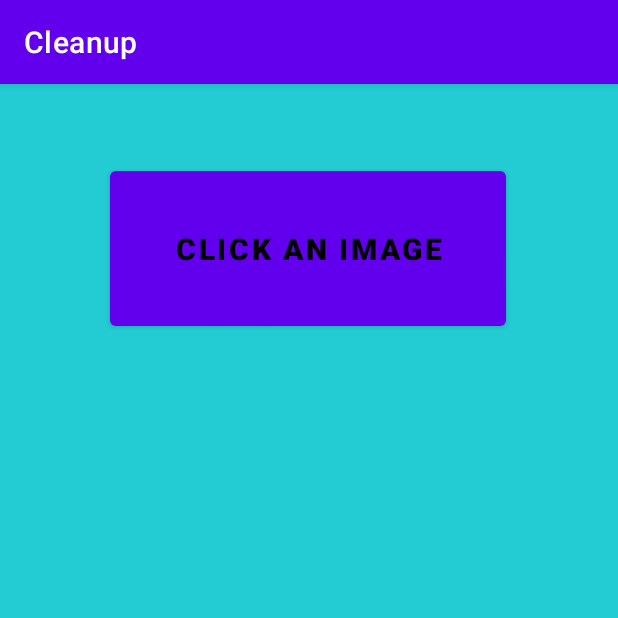
After one commit to prathiba7/2021_IBM_Code_Challenge_CleanUp_WasteManagementSystem, an Android app: the WorkerActivity screen opened directly, with no data from a screen before it, on a phone screen of 412 x 824 dp, the top half of it. The commit adds this screen. Run offline under Robolectric (Android 15) with nearby library versions, the phone set to English and light mode, and no system bars.

Commit message:
Worker Interface

```diff
--- a/app/src/main/AndroidManifest.xml
+++ b/app/src/main/AndroidManifest.xml
@@ -9,6 +9,9 @@
         android:roundIcon="@mipmap/ic_launcher_round"
         android:supportsRtl="true"
         android:theme="@style/Theme.Cleanup">
+        <activity
+            android:name=".WorkerActivity"
+            android:exported="true" />
         <activity
             android:name=".UserHomeActivity"
             android:exported="true" />
--- a/app/src/main/java/com/example/cleanup/UserHomeActivity.java
+++ b/app/src/main/java/com/example/cleanup/UserHomeActivity.java
@@ -10,5 +10,6 @@ public class UserHomeActivity extends AppCompatActivity {
     protected void onCreate(Bundle savedInstanceState) {
         super.onCreate(savedInstanceState);
         setContentView(R.layout.activity_user_home);
+        //System.out.println("Testing ");
     }
 }
--- /dev/null
+++ b/app/src/main/java/com/example/cleanup/WorkerActivity.java
@@ -0,0 +1,23 @@
+package com.example.cleanup;
+
+import androidx.appcompat.app.AppCompatActivity;
+
+import android.view.View;
+import android.widget.Button;
+import android.os.Bundle;
+
+public class WorkerActivity extends AppCompatActivity {
+    Button bImageClick;
+    @Override
+    protected void onCreate(Bundle savedInstanceState) {
+        super.onCreate(savedInstanceState);
+        setContentView(R.layout.activity_worker);
+        bImageClick = (Button) findViewById(R.id.clickImageButton);
+        /*bImageClick.setOnClickListener(new View.OnClickListener() {
+            @Override
+            public void onClick(View view) {
+
+            }
+        });*/
+    }
+}
--- /dev/null
+++ b/app/src/main/res/layout/activity_worker.xml
@@ -0,0 +1,25 @@
+<?xml version="1.0" encoding="utf-8"?>
+<androidx.constraintlayout.widget.ConstraintLayout xmlns:android="http://schemas.android.com/apk/res/android"
+    xmlns:app="http://schemas.android.com/apk/res-auto"
+    xmlns:tools="http://schemas.android.com/tools"
+    android:layout_width="match_parent"
+    android:layout_height="match_parent"
+    android:background="#23CCD3"
+    tools:context=".WorkerActivity">
+
+    <Button
+        android:id="@+id/clickImageButton"
+        android:layout_width="264dp"
+        android:layout_height="115dp"
+        android:text="Click an Image"
+        android:textAlignment="center"
+        android:textColor="#000000"
+        android:textSize="20sp"
+        android:textStyle="bold"
+        app:layout_constraintBottom_toBottomOf="parent"
+        app:layout_constraintEnd_toEndOf="parent"
+        app:layout_constraintHorizontal_bias="0.496"
+        app:layout_constraintStart_toStartOf="parent"
+        app:layout_constraintTop_toTopOf="parent"
+        app:layout_constraintVertical_bias="0.08" />
+</androidx.constraintlayout.widget.ConstraintLayout>
```
